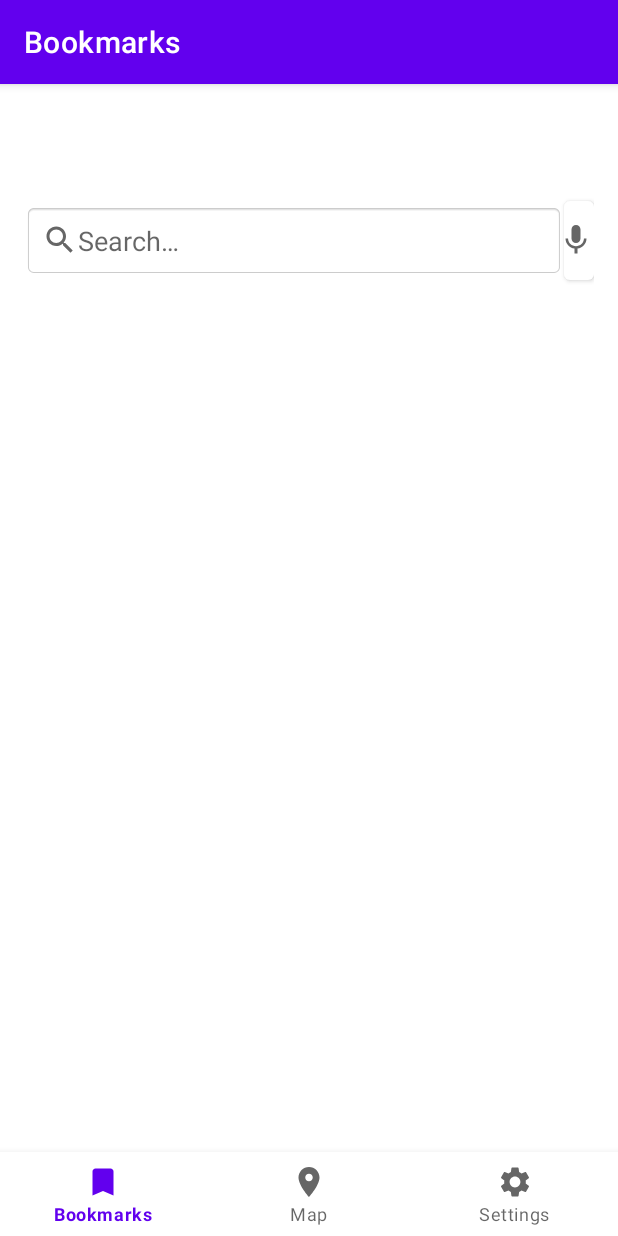
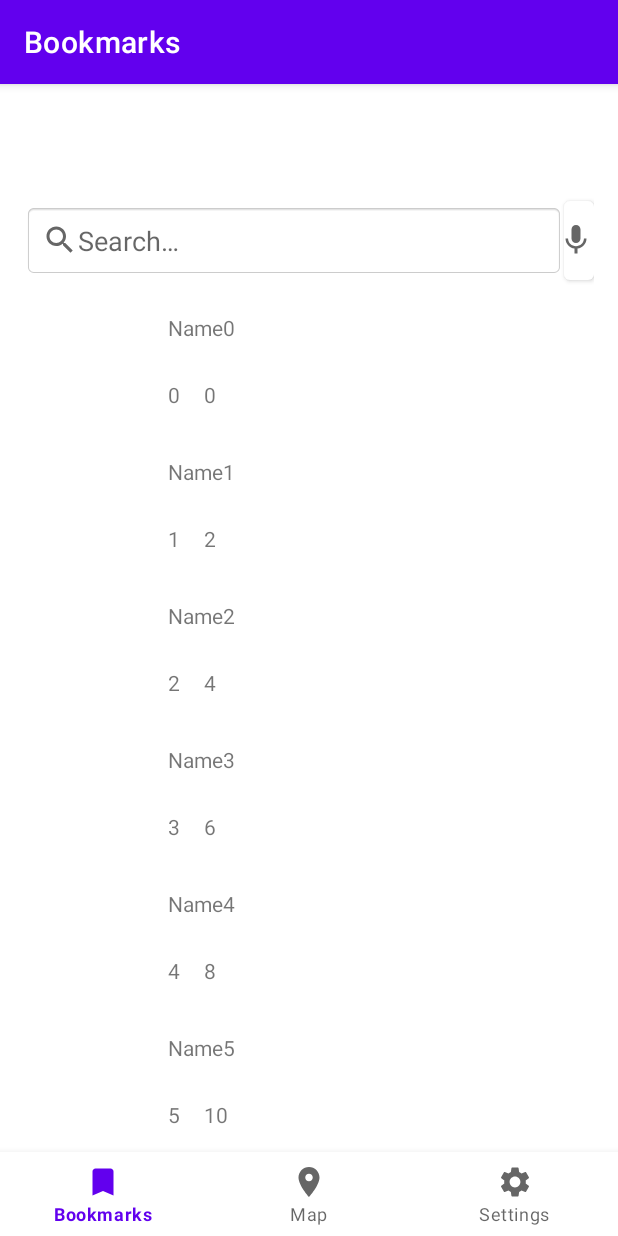
Before and after one commit to shayan-mk/AndroidMapSH, an Android app: the BookmarksFragment screen opened through its navigation route, on a phone screen of 412 x 824 dp. Run offline under Robolectric (Android 15) with nearby library versions, the phone set to English and light mode, and no system bars; our stand-ins replace Room's generated code, navigation-ui; libraries missing offline, so code that uses them is left out: com.mapbox.android, com.mapbox.mapboxsdk; 9 statements that could not run were skipped.

Commit message:
BookmarkFragment

```diff
--- a/app/src/main/java/com/example/androidmapsh/MainActivity.java
+++ b/app/src/main/java/com/example/androidmapsh/MainActivity.java
@@ -8,6 +8,7 @@ import android.util.Log;
 import android.widget.ArrayAdapter;
 import android.widget.Toast;
 
+import com.example.androidmapsh.database.DatabaseManager;
 import com.example.androidmapsh.database.Location;
 import com.example.androidmapsh.ui.bookmarks.BookmarksViewModel;
 import com.example.androidmapsh.ui.map.MapViewModel;
@@ -53,6 +54,9 @@ public class MainActivity extends AppCompatActivity {
         threadPool = Executors.newFixedThreadPool(5);
         MAPBOX_API_KEY = getString(R.string.access_token);
         handler = new Handler(getMainLooper());
+
+        DatabaseManager.initDatabaseManager(this);
+
         bookmarksVM = new ViewModelProvider(MainActivity.this).get(BookmarksViewModel.class);
         mapVM = new ViewModelProvider(MainActivity.this).get(MapViewModel.class);
 
@@ -72,7 +76,8 @@ public class MainActivity extends AppCompatActivity {
                 Log.d(TAG, "handleMessage: " + msg.what);
                 switch (msg.what) {
                     case DB_LOCATION_LOAD:
-                        bookmarksVM.setBookmarks((Location[]) msg.obj);
+                        Log.d(TAG, "handleMessage: " + msg.obj.getClass());
+                        //bookmarksVM.setBookmarks((Location[]) msg.obj);
                         break;
                     case DB_LOCATION_INSERT:
                         // TODO
--- a/app/src/main/java/com/example/androidmapsh/database/DatabaseManager.java
+++ b/app/src/main/java/com/example/androidmapsh/database/DatabaseManager.java
@@ -1,22 +1,26 @@
 package com.example.androidmapsh.database;
 
+import android.content.Context;
 import android.os.Handler;
 import android.os.Message;
+import android.util.Log;
 
 import androidx.room.Delete;
 import androidx.room.Insert;
 import androidx.room.Query;
 
 import com.example.androidmapsh.MainActivity;
+import com.example.androidmapsh.ui.map.MapFragment;
 
+import java.net.ContentHandler;
 import java.util.List;
 
 import static androidx.room.OnConflictStrategy.REPLACE;
 
 public class DatabaseManager {
+    public static final String TAG = DatabaseManager.class.getName();
 
-
-    private static RoomDB database = RoomDB.getDatabase();
+    private static RoomDB database;
     private static DatabaseManager databaseManager = null;
 
     public Runnable loadLocationList( Handler handler) {
@@ -25,7 +29,8 @@ public class DatabaseManager {
             Message message = new Message();
             message.what = MainActivity.DB_LOCATION_LOAD;
             message.arg1 = 1;
-            message.obj = locationDataList;
+            Location[] locations = new Location[locationDataList.size()];
+            message.obj = locationDataList.toArray(locations);
             handler.sendMessage(message);
         };
     }
@@ -60,6 +65,8 @@ public class DatabaseManager {
     }
 
     private List<Location> loadLocations(){
+        Log.d(TAG, "loadLocations: database:" + database);
+        Log.d(TAG, "loadLocations: dao:" + database.mainDao());
         return database.mainDao().getAll();
     }
 
@@ -69,4 +76,10 @@ public class DatabaseManager {
         }
         return databaseManager;
     }
+
+    public static DatabaseManager initDatabaseManager(Context context){
+        databaseManager = new DatabaseManager();
+        database = RoomDB.getInstance(context);
+        return databaseManager;
+    }
 }
--- a/app/src/main/java/com/example/androidmapsh/ui/bookmarks/BookmarkListAdapter.java
+++ b/app/src/main/java/com/example/androidmapsh/ui/bookmarks/BookmarkListAdapter.java
@@ -3,6 +3,7 @@ package com.example.androidmapsh.ui.bookmarks;
 import android.content.Context;
 import android.text.Spannable;
 import android.text.SpannableString;
+import android.util.Log;
 import android.view.LayoutInflater;
 import android.view.View;
 import android.view.ViewGroup;
@@ -16,18 +17,20 @@ import com.example.androidmapsh.R;
 import com.example.androidmapsh.database.Location;
 
 import java.text.DecimalFormat;
+import java.util.ArrayList;
 import java.util.List;
 
 public class BookmarkListAdapter extends RecyclerView.Adapter<BookmarkListAdapter.ViewHolder> {
-    private final LiveData<List<Location>> bookmarkList;
+    public static final String TAG = BookmarkListAdapter.class.getName();
+    private final List<Location> bookmarkList;
     private final Context context;
     private final OnItemClickListener listener;
     private final Spannable.Factory spannableFactory;
 
-    public BookmarkListAdapter(Context context, OnItemClickListener listener, LiveData<List<Location>> bookmarks) {
+    public BookmarkListAdapter(Context context, OnItemClickListener listener) {
         this.context = context;
         this.listener = listener;
-        this.bookmarkList = bookmarks;
+        this.bookmarkList = new ArrayList<>();
 
         spannableFactory = new Spannable.Factory() {
             @Override
@@ -55,7 +58,7 @@ public class BookmarkListAdapter extends RecyclerView.Adapter<BookmarkListAdapte
 
     @Override
     public void onBindViewHolder(@NonNull ViewHolder holder, int position) {
-        Location location = bookmarkList.getValue().get(position);
+        Location location = bookmarkList.get(position);
 
         holder.name.setText(location.getName());
         DecimalFormat df = new DecimalFormat();
@@ -74,7 +77,7 @@ public class BookmarkListAdapter extends RecyclerView.Adapter<BookmarkListAdapte
 
     @Override
     public int getItemCount() {
-        return bookmarkList.getValue().size();
+        return bookmarkList.size();
     }
 
 
@@ -101,4 +104,16 @@ public class BookmarkListAdapter extends RecyclerView.Adapter<BookmarkListAdapte
     public interface OnItemClickListener {
         void onItemClick(String symbol);
     }
+
+    public void deleteFromList(Location location){
+        bookmarkList.remove(location);
+        notifyDataSetChanged();
+    }
+
+    public void setBookmarkList(List<Location> locations){
+        Log.d(TAG, "setBookmarkList: inserting data to recycler view " );
+        bookmarkList.clear();
+        bookmarkList.addAll(locations);
+        notifyDataSetChanged();
+    }
 }
--- a/app/src/main/java/com/example/androidmapsh/ui/bookmarks/BookmarksFragment.java
+++ b/app/src/main/java/com/example/androidmapsh/ui/bookmarks/BookmarksFragment.java
@@ -3,22 +3,30 @@ package com.example.androidmapsh.ui.bookmarks;
 import android.os.Bundle;
 import android.text.Editable;
 import android.text.TextWatcher;
+import android.util.Log;
 import android.view.LayoutInflater;
 import android.view.View;
 import android.view.ViewGroup;
+import android.widget.ArrayAdapter;
 import android.widget.Button;
 import android.widget.EditText;
 
 import androidx.annotation.NonNull;
 import androidx.fragment.app.Fragment;
 import androidx.lifecycle.ViewModelProvider;
+import androidx.recyclerview.widget.LinearLayoutManager;
 import androidx.recyclerview.widget.RecyclerView;
 
 import com.example.androidmapsh.MainActivity;
 import com.example.androidmapsh.R;
 import com.example.androidmapsh.database.DatabaseManager;
+import com.example.androidmapsh.database.Location;
+
+import java.util.ArrayList;
+import java.util.List;
 
 public class BookmarksFragment extends Fragment implements BookmarkListAdapter.OnItemClickListener{
+    public static final String TAG = BookmarksFragment.class.getName();
 
     BookmarksViewModel bookmarksViewModel;
     MainActivity mainActivity;
@@ -26,8 +34,9 @@ public class BookmarksFragment extends Fragment implements BookmarkListAdapter.O
 
     public View onCreateView(@NonNull LayoutInflater inflater,
                          ViewGroup container, Bundle savedInstanceState){
-        bookmarksViewModel =
-                new ViewModelProvider(this).get(BookmarksViewModel.class);
+        mainActivity = (MainActivity) getActivity();
+        bookmarksViewModel = mainActivity.getBookmarksVM();
+
         View root = inflater.inflate(R.layout.fragment_bookmarks, container, false);
         //bookmarksViewModel.getText().observe(getViewLifecycleOwner(), textView::setText);
 
@@ -35,16 +44,23 @@ public class BookmarksFragment extends Fragment implements BookmarkListAdapter.O
         final EditText editText = root.findViewById(R.id.edit_text);
         //TODO: search using voice
         final Button micButton = root.findViewById(R.id.button);
-        final RecyclerView listView = root.findViewById(R.id.list_view);
-        mainActivity = (MainActivity) getActivity();
+        Log.d(TAG, "onCreateView: Initializing Recycler view");
+        final RecyclerView listView = root.findViewById(R.id.list_view_bookmarks);
+
+
+        BookmarkListAdapter bookmarkListAdapter = new BookmarkListAdapter(getActivity(), this);
+        listView.setAdapter(bookmarkListAdapter);
+        listView.setLayoutManager(new LinearLayoutManager(mainActivity));
+        bookmarksViewModel.setBla(bookmarkListAdapter);
 
         //Loading bookmarks
         mainActivity.execute(DatabaseManager.getInstance()
                 .loadLocationList(mainActivity.getHandler()));
 
-        BookmarkListAdapter bookmarkListAdapter = new BookmarkListAdapter(getActivity(), this, bookmarksViewModel.getBookmarks());
-        listView.setAdapter(bookmarkListAdapter);
 
+
+        //Test bookmark list
+        bookmarksViewModel.setBookmarks(initLocations());
 
         editText.addTextChangedListener(new TextWatcher() {
             @Override
@@ -70,4 +86,14 @@ public class BookmarksFragment extends Fragment implements BookmarkListAdapter.O
     public void onItemClick(String symbol) {
 
     }
+
+    private Location[] initLocations(){
+        Log.d(TAG, "initLocations: ");
+        Location[] locations = new Location[10];
+        for(int i =0; i < 10; i++){
+            Location location = new Location("Name"+ i, i, 2*i);
+            locations[i] = location;
+        }
+        return locations;
+    }
 }
--- a/app/src/main/java/com/example/androidmapsh/ui/bookmarks/BookmarksViewModel.java
+++ b/app/src/main/java/com/example/androidmapsh/ui/bookmarks/BookmarksViewModel.java
@@ -16,17 +16,12 @@ import java.util.stream.Collectors;
 
 public class BookmarksViewModel extends ViewModel {
 
-    private MutableLiveData<List<Location>> bookmarks;
+    private BookmarkListAdapter bla;
     private List<Location> cacheBookmarks;
 
     public BookmarksViewModel() {
-        bookmarks = new MutableLiveData<>();
-        bookmarks.setValue(new ArrayList<>());
     }
 
-    public LiveData<List<Location>> getBookmarks() {
-        return bookmarks;
-    }
 
     public void setBookmarks(Location[] bookmarks) {
         cacheBookmarks = Arrays.asList(bookmarks);
@@ -41,14 +36,20 @@ public class BookmarksViewModel extends ViewModel {
     public void filterBookmarks(String text){
         List<Location> filteredList = new ArrayList<>();
         for (Location bookmark : cacheBookmarks) {
-            if(bookmark.getName().startsWith(text)){
+            if(bookmark.getName().toLowerCase().contains(text.toLowerCase())){
                 filteredList.add(bookmark);
             }
         }
-        bookmarks.setValue(filteredList);
+        bla.setBookmarkList(filteredList);
     }
 
     private void readFromCache(){
-        bookmarks.setValue(cacheBookmarks);
+
+        //TODO: bla is null
+        bla.setBookmarkList(cacheBookmarks);
+    }
+
+    public void setBla(BookmarkListAdapter bla) {
+        this.bla = bla;
     }
 }
--- a/app/src/main/res/layout/fragment_bookmarks.xml
+++ b/app/src/main/res/layout/fragment_bookmarks.xml
@@ -42,7 +42,7 @@
 
 
     <androidx.recyclerview.widget.RecyclerView
-        android:id="@+id/list_view"
+        android:id="@+id/list_view_bookmarks"
         android:layout_width="match_parent"
         android:layout_height="match_parent" />
 
--- a/app/src/main/res/values/strings.xml
+++ b/app/src/main/res/values/strings.xml
@@ -8,4 +8,6 @@
     <string name="user_location_permission_explanation">error!</string>
     <string name="user_location_permission_not_granted">error!</string>
     <string name="search">Search…</string>
+    <string name="dark_mode">Dark Mode</string>
+    <string name="delete_data">Delete Data</string>
 </resources>
```
Also changed, not shown: app/src/main/java/com/example/androidmapsh/database/Location.java (+30 -33 lines), app/src/main/res/layout/searchable_spinner.xml (deleted, +0 -35 lines), app/src/main/res/layout/settings.xml (+27 -1 lines).
